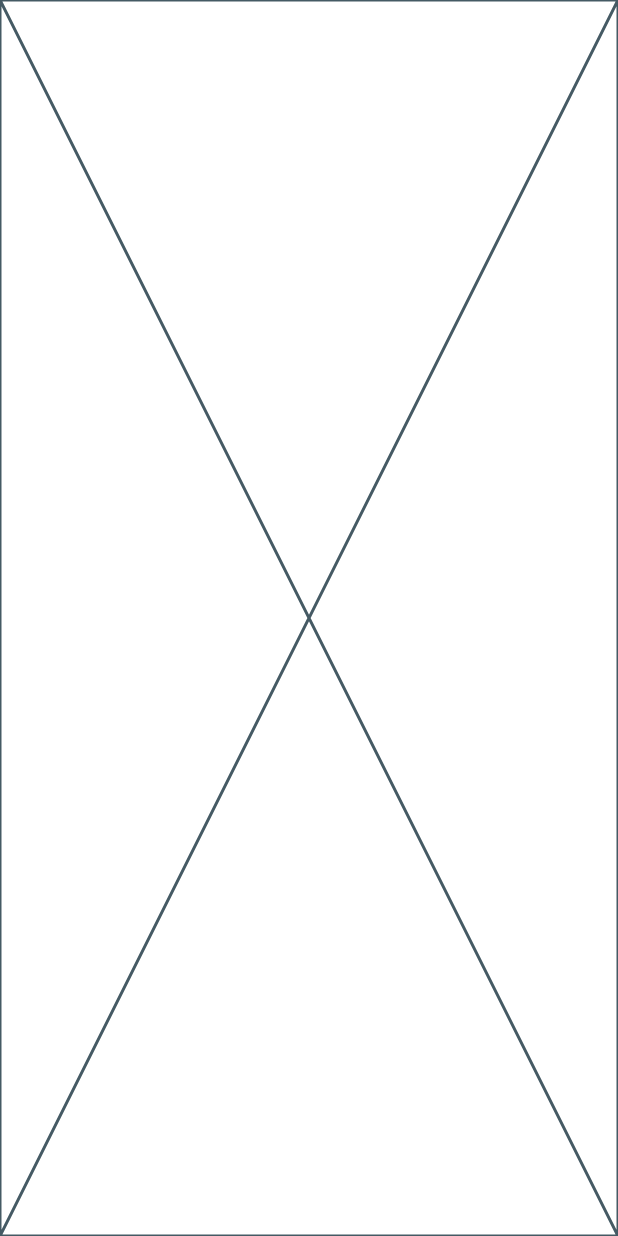
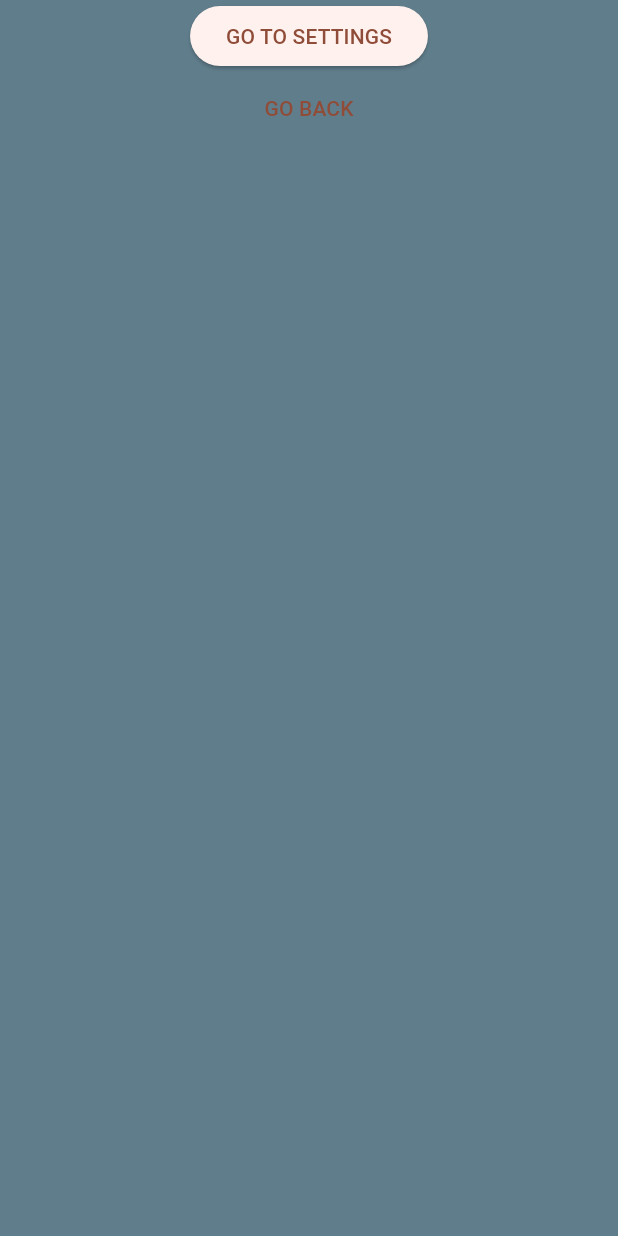
Before and after one commit to godwinnebri/TODO-APP-adaptive-layout, a Flutter app: the screen it shows after launch, on a phone screen of 412 x 824 dp. Run offline on Flutter 3.47's test engine with Material 2 defaults, Android fonts, the phone set to English and light mode, and no system bars; our stand-ins replace go_router.

Commit message:
routing with goRouter

```diff
--- a/lib/2_application/app/basic_app.dart
+++ b/lib/2_application/app/basic_app.dart
@@ -1,10 +1,31 @@
 import 'package:flutter/material.dart';
+import 'package:flutter_localizations/flutter_localizations.dart';
+import 'package:todo_app/core/routes.dart';
 
 class BasicApp extends StatelessWidget {
   const BasicApp({super.key});
 
   @override
   Widget build(BuildContext context) {
-    return const Placeholder();
+    return MaterialApp.router(
+      title: 'ToDo App',
+      localizationsDelegates: const [
+        ...GlobalMaterialLocalizations.delegates,
+        GlobalWidgetsLocalizations.delegate
+      ],
+      themeMode: ThemeMode.system,
+      theme: ThemeData.from(
+        useMaterial3: true,
+        colorScheme: ColorScheme.fromSeed(
+          seedColor: Colors.deepOrange,
+          brightness: Brightness.light,
+        ),
+      ),
+      darkTheme: ThemeData.from(
+        useMaterial3: true,
+        colorScheme: ColorScheme.fromSeed(seedColor: Colors.deepOrange),
+      ),
+      routerConfig: routes,
+    );
   }
 }
--- /dev/null
+++ b/lib/core/routes.dart
@@ -0,0 +1,70 @@
+import 'package:flutter/material.dart';
+import 'package:go_router/go_router.dart';
+import 'package:todo_app/core/go_router_observer.dart';
+
+final GlobalKey<NavigatorState> _rootNavigatorKey =
+    GlobalKey<NavigatorState>(debugLabel: 'root');
+
+final routes = GoRouter(
+  navigatorKey: _rootNavigatorKey,
+  initialLocation: '/home/start',
+  observers: [GoRouterObserver()],
+  routes: [
+    GoRoute(
+      path: '/home/settings',
+      builder: (context, state) {
+        return Container(
+          color: Colors.amber,
+          child: Column(
+            children: [
+              ElevatedButton(
+                onPressed: () => context.push('/home/start'),
+                child: const Text(
+                  'GO TO START',
+                ),
+              ),
+              TextButton(
+                onPressed: () {
+                  if (context.canPop()) {
+                    context.pop();
+                  } else {
+                    context.push('/home/start');
+                  }
+                },
+                child: const Text('GO BACK'),
+              ),
+            ],
+          ),
+        );
+      },
+    ),
+    GoRoute(
+      path: '/home/start',
+      builder: (context, state) {
+        return Container(
+          color: Colors.blueGrey,
+          child: Column(
+            children: [
+              ElevatedButton(
+                onPressed: () => context.push('/home/settings'),
+                child: const Text(
+                  'GO TO SETTINGS',
+                ),
+              ),
+              TextButton(
+                onPressed: () {
+                  if (context.canPop()) {
+                    context.pop();
+                  } else {
+                    context.push('/home/settings');
+                  }
+                },
+                child: const Text('GO BACK'),
+              ),
+            ],
+          ),
+        );
+      },
+    ),
+  ],
+);
--- a/pubspec.yaml
+++ b/pubspec.yaml
@@ -11,8 +11,11 @@ dependencies:
   flutter:
     sdk: flutter
 
+  flutter_localizations:
+    sdk: flutter
+
   cupertino_icons: ^1.0.2
-  go_router: ^9.0.3
+  go_router: ^6.2.0
 
 dev_dependencies:
   flutter_test:
```
Also changed, not shown: lib/core/go_router_observer.dart (added, +38 -0 lines), pubspec.lock, 1 other file.
